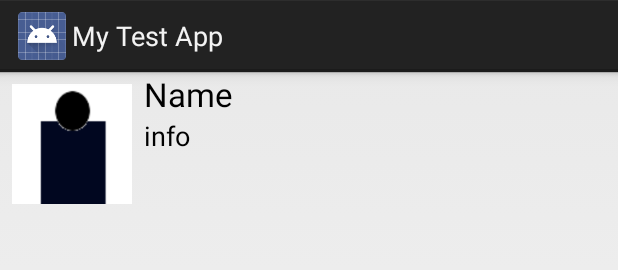
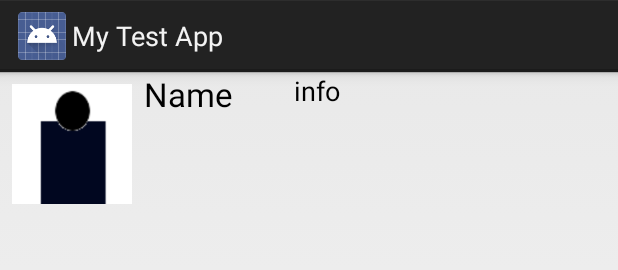
Before and after one commit to Victory/clicker-me-android, an Android app: the layout lisful_layout.xml on its own in the app's theme, with its tools: preview values and no code run, on a phone screen of 412 x 824 dp. Shown: the top 270 px of the screen. Run offline under Robolectric (Android 15) with nearby library versions, the phone set to English and light mode, and no system bars.

Commit message:
layout fixes

```diff
--- a/app/src/main/res/layout/lisful_layout.xml
+++ b/app/src/main/res/layout/lisful_layout.xml
@@ -14,26 +14,26 @@
         android:src="@drawable/add_user" />
 
     <LinearLayout
-        android:orientation="vertical"
-        android:layout_width="fill_parent"
+        android:orientation="horizontal"
+        android:layout_width="200dp"
         android:layout_height="fill_parent"
         android:id="@+id/listfulContainer">
 
         <TextView
-            android:layout_width="match_parent"
-            android:layout_height="30dp"
+            android:layout_width="100dp"
+            android:layout_height="80dp"
             android:textAppearance="?android:attr/textAppearanceLarge"
             android:text="Name"
             android:id="@+id/listfulName"
             android:layout_gravity="left" />
 
         <TextView
-            android:layout_width="match_parent"
+            android:layout_width="100dp"
             android:layout_height="80dp"
             android:textAppearance="?android:attr/textAppearanceMedium"
             android:text="info"
             android:id="@+id/listfulInfo"
-            android:layout_gravity="left" />
+            android:layout_gravity="right" />
     </LinearLayout>
 
 </LinearLayout>
```
